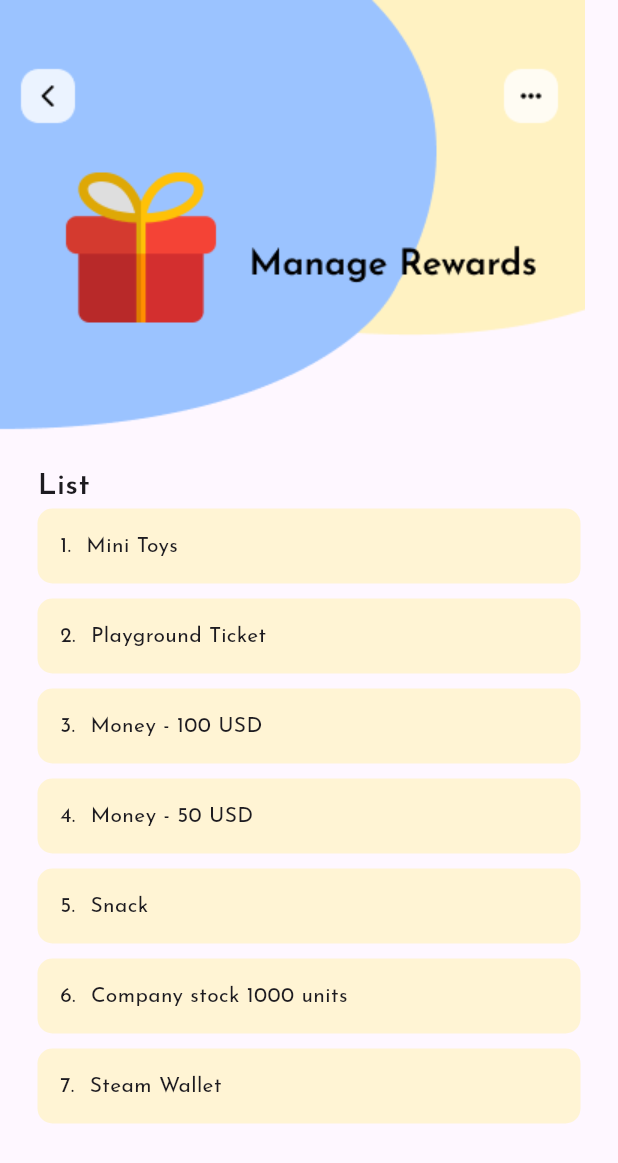
After one commit to ahmadfatihin/kids_chore_app, a Flutter app: the RewardScreen screen opened by its route, on a phone screen of 412 x 824 dp. The commit adds this screen. Shown: the top 1163 px of the screen. Run offline on Flutter 3.47's test engine with Material 3 defaults, Android fonts, the phone set to English and light mode, and no system bars; our stand-ins replace get_it, go_router, google_fonts, hive, hive_flutter, injectable; accounts and stored records are empty.

Commit message:
manage reward

```diff
--- a/lib/core/routes/routes_config.dart
+++ b/lib/core/routes/routes_config.dart
@@ -3,6 +3,7 @@ import 'package:kids_chore_app/feature/home/home.dart';
 import 'package:kids_chore_app/feature/landing/landing.dart';
 import 'package:kids_chore_app/feature/login/login.dart';
 import 'package:kids_chore_app/feature/manage_family/manage_family.dart';
+import 'package:kids_chore_app/feature/reward/reward.dart';
 import 'package:kids_chore_app/feature/splash/splash.dart';
 import 'package:kids_chore_app/feature/todo/todo_screen.dart';
 
@@ -42,6 +43,10 @@ class RoutesConfig {
         return TaskScreen(showFab: showFab);
       },
     ),
+    GoRoute(
+      path: manageReward,
+      builder: (ctx, state) => const RewardScreen(),
+    ),
   ]);
 
   static String splash = '/splash';
@@ -50,4 +55,5 @@ class RoutesConfig {
   static String home = '/home';
   static String task = '/task';
   static String manageFamily = '/manageFamily';
+  static String manageReward = '/manageReward';
 }
--- a/lib/feature/home/home.dart
+++ b/lib/feature/home/home.dart
@@ -1,7 +1,9 @@
 import 'package:flutter/cupertino.dart';
 import 'package:flutter/material.dart';
 import 'package:flutter/widgets.dart';
+import 'package:go_router/go_router.dart';
 import 'package:intl/intl.dart';
+import 'package:kids_chore_app/core/routes/routes_config.dart';
 
 class Home extends StatelessWidget {
   final bool parent;
@@ -161,6 +163,8 @@ class ParentHome extends StatelessWidget {
                 children: [
                   Flexible(
                     flex: 5,
+                    child: GestureDetector(
+                      onTap: () => context.push(RoutesConfig.manageReward),
                       child: Container(
                         padding: const EdgeInsets.all(10),
                         decoration: BoxDecoration(
@@ -178,6 +182,7 @@ class ParentHome extends StatelessWidget {
                               ),
                             )
                           ],
+                        ),
                       ),
                     ),
                   ),
--- /dev/null
+++ b/lib/feature/reward/reward.dart
@@ -0,0 +1,58 @@
+import 'package:flutter/material.dart';
+
+class RewardScreen extends StatelessWidget {
+  const RewardScreen({super.key});
+
+  @override
+  Widget build(BuildContext context) {
+    final list = [
+      'Mini Toys',
+      'Playground Ticket',
+      'Money - 100 USD',
+      'Money - 50 USD',
+      'Snack',
+      'Company stock 1000 units',
+      'Steam Wallet'
+    ];
+    return Scaffold(
+      body: Column(
+        crossAxisAlignment: CrossAxisAlignment.start,
+        children: [
+          Image.asset('assets/images/bg_reward.png'),
+          Padding(
+            padding: const EdgeInsets.symmetric(horizontal: 25),
+            child: Column(
+              crossAxisAlignment: CrossAxisAlignment.start,
+              children: [
+                const Text(
+                  'List',
+                  style: TextStyle(fontSize: 20, fontWeight: FontWeight.w600),
+                ),
+                ListView(
+                  shrinkWrap: true,
+                  children: List.generate(
+                      list.length,
+                      (index) => Container(
+                            margin: EdgeInsets.only(bottom: 10),
+                            padding: EdgeInsets.all(15),
+                            decoration: BoxDecoration(
+                              color: Color.fromRGBO(255, 242, 194, 0.7),
+                              borderRadius: BorderRadius.circular(10),
+                            ),
+                            child: Row(
+                              children: [
+                                Text('${index + 1}.'),
+                                SizedBox(width: 10),
+                                Text(list[index]),
+                              ],
+                            ),
+                          )),
+                )
+              ],
+            ),
+          )
+        ],
+      ),
+    );
+  }
+}
```
Also changed, not shown: assets/images/bg_reward.png (added). Lines whose indentation alone changed are shown as unchanged.
